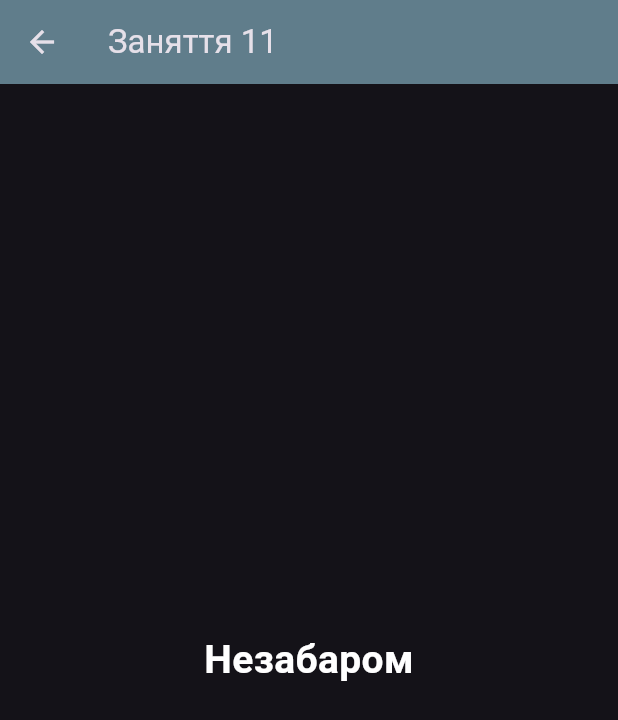
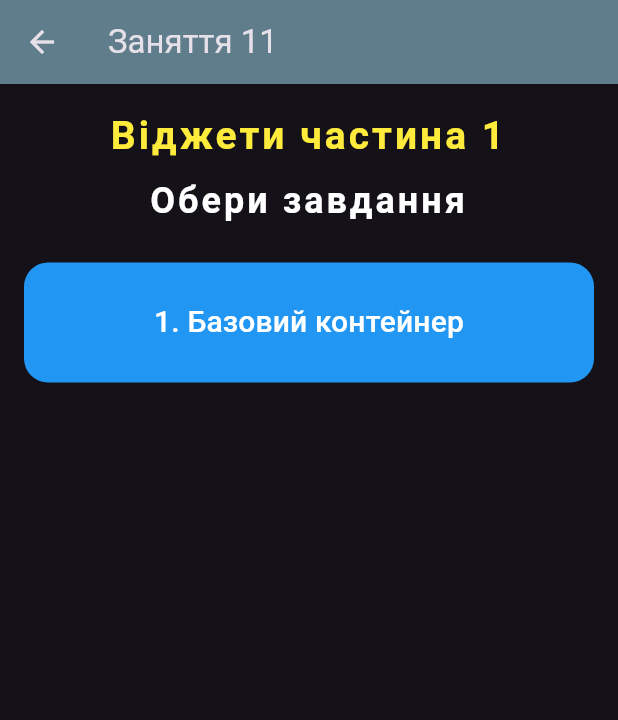
Before and after one commit to koss-shtukert/rd_first_project, a Flutter app: the screen it shows after launch, after a tap on an icon or button, on a phone screen of 412 x 824 dp. Shown: the top 720 px of the screen. Run offline on Flutter 3.47's test engine with Material 3 defaults, Android fonts, the phone set to English and light mode, and no system bars.

Commit message:
feat-FLAB-11-widgets-p1: Task 1

```diff
--- /dev/null
+++ b/lib/lesson_11/homework_11_screen.dart
@@ -0,0 +1,49 @@
+import 'package:flutter/material.dart';
+import 'package:rd_first_project/lesson_11/hw_11_task_1_screen.dart';
+import 'package:rd_first_project/widgets/nav_button.dart';
+import 'package:rd_first_project/widgets/section_header.dart';
+
+const _tasks = [
+  {'number': 1, 'title': 'Базовий контейнер'},
+];
+
+class Homework11Screen extends StatelessWidget {
+  const Homework11Screen({super.key});
+
+  @override
+  Widget build(BuildContext context) {
+    return Scaffold(
+      appBar: AppBar(
+        backgroundColor: Colors.blueGrey,
+        title: Text('Заняття 11'),
+      ),
+      body: SingleChildScrollView(
+        padding: const EdgeInsets.all(16),
+        child: Column(
+          children: [
+            SectionHeader(
+              title: 'Віджети частина 1',
+              subtitle: 'Обери завдання',
+            ),
+            ...List.generate(_tasks.length, (index) {
+              final task = _tasks[index];
+              return NavButton(
+                label: '${task['number']}. ${task['title']}',
+                onPressed: () {
+                  final screen = switch (task['number']) {
+                    1 => Hw11Task1Screen(),
+                    _ => throw UnimplementedError(),
+                  };
+                  Navigator.push(
+                    context,
+                    MaterialPageRoute<void>(builder: (context) => screen),
+                  );
+                },
+              );
+            }),
+          ],
+        ),
+      ),
+    );
+  }
+}
--- a/lib/main.dart
+++ b/lib/main.dart
@@ -1,4 +1,5 @@
 import 'package:flutter/material.dart';
+import 'package:rd_first_project/lesson_11/homework_11_screen.dart';
 import 'package:rd_first_project/widgets/nav_button.dart';
 import 'package:rd_first_project/widgets/section_header.dart';
 
@@ -62,6 +63,7 @@ class _HomePageState extends State<HomePage> {
 
   void _navigateToHomework(BuildContext context, int number) {
     final screen = switch (number) {
+      11 => Homework11Screen(),
       _ => Scaffold(
         appBar: AppBar(
           title: Text('Заняття $number'),
```
Also changed, not shown: lib/lesson_11/hw_11_task_1_screen.dart (added, +25 -0 lines).
